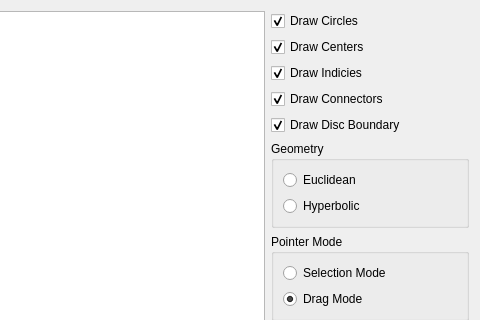
Nomadluap/circles, file PackingView.ui: the form before one commit; both pictures show x 547 to 1027 and y 0 to 320 of the 1027 by 655 pixel window.
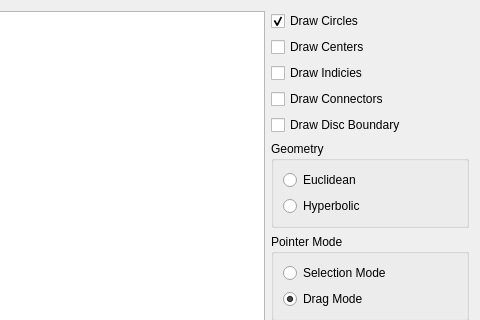
The form after the commit.

What changed in the file:
```diff
--- a/PackingView.ui
+++ b/PackingView.ui
@@ -45,7 +45,7 @@
         <string>Draw Centers</string>
        </property>
        <property name="checked">
-        <bool>true</bool>
+        <bool>false</bool>
        </property>
       </widget>
      </item>
@@ -55,7 +55,7 @@
         <string>Draw Indicies</string>
        </property>
        <property name="checked">
-        <bool>true</bool>
+        <bool>false</bool>
        </property>
       </widget>
      </item>
@@ -65,7 +65,7 @@
         <string>Draw Connectors</string>
        </property>
        <property name="checked">
-        <bool>true</bool>
+        <bool>false</bool>
        </property>
       </widget>
      </item>
@@ -75,7 +75,7 @@
         <string>Draw Disc Boundary</string>
        </property>
        <property name="checked">
-        <bool>true</bool>
+        <bool>false</bool>
        </property>
       </widget>
      </item>
```
